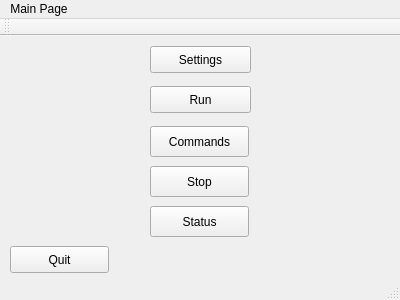
First picture: the form in bitcoinserver.ui, repository calebxyz/bitcon_server, before the edit.
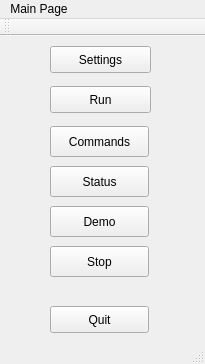
Second picture: the form after the edit.

The edit to the form file:
```diff
--- a/bitcoinserver.ui
+++ b/bitcoinserver.ui
@@ -6,8 +6,8 @@
    <rect>
     <x>0</x>
     <y>0</y>
-    <width>400</width>
-    <height>300</height>
+    <width>205</width>
+    <height>364</height>
    </rect>
   </property>
   <property name="windowTitle">
@@ -17,8 +17,8 @@
    <widget class="QPushButton" name="pushButton">
     <property name="geometry">
      <rect>
-      <x>10</x>
-      <y>210</y>
+      <x>50</x>
+      <y>270</y>
       <width>99</width>
       <height>27</height>
      </rect>
@@ -30,7 +30,7 @@
    <widget class="QPushButton" name="pushButton_2">
     <property name="geometry">
      <rect>
-      <x>150</x>
+      <x>50</x>
       <y>10</y>
       <width>101</width>
       <height>27</height>
@@ -43,7 +43,7 @@
    <widget class="QPushButton" name="pushButton_3">
     <property name="geometry">
      <rect>
-      <x>150</x>
+      <x>50</x>
       <y>50</y>
       <width>101</width>
       <height>27</height>
@@ -56,8 +56,8 @@
    <widget class="QPushButton" name="pushButton_4">
     <property name="geometry">
      <rect>
-      <x>150</x>
-      <y>130</y>
+      <x>50</x>
+      <y>210</y>
       <width>99</width>
       <height>31</height>
      </rect>
@@ -69,8 +69,8 @@
    <widget class="QPushButton" name="pushButton_5">
     <property name="geometry">
      <rect>
-      <x>150</x>
-      <y>170</y>
+      <x>50</x>
+      <y>130</y>
       <width>99</width>
       <height>31</height>
      </rect>
@@ -82,7 +82,7 @@
    <widget class="QPushButton" name="pushButton_6">
     <property name="geometry">
      <rect>
-      <x>150</x>
+      <x>50</x>
       <y>90</y>
       <width>99</width>
       <height>31</height>
@@ -92,13 +92,26 @@
      <string>Commands</string>
     </property>
    </widget>
+   <widget class="QPushButton" name="pushButton_7">
+    <property name="geometry">
+     <rect>
+      <x>50</x>
+      <y>170</y>
+      <width>99</width>
+      <height>31</height>
+     </rect>
+    </property>
+    <property name="text">
+     <string>Demo</string>
+    </property>
+   </widget>
   </widget>
   <widget class="QMenuBar" name="menuBar">
    <property name="geometry">
     <rect>
      <x>0</x>
      <y>0</y>
-     <width>400</width>
+     <width>205</width>
      <height>25</height>
     </rect>
    </property>
```
